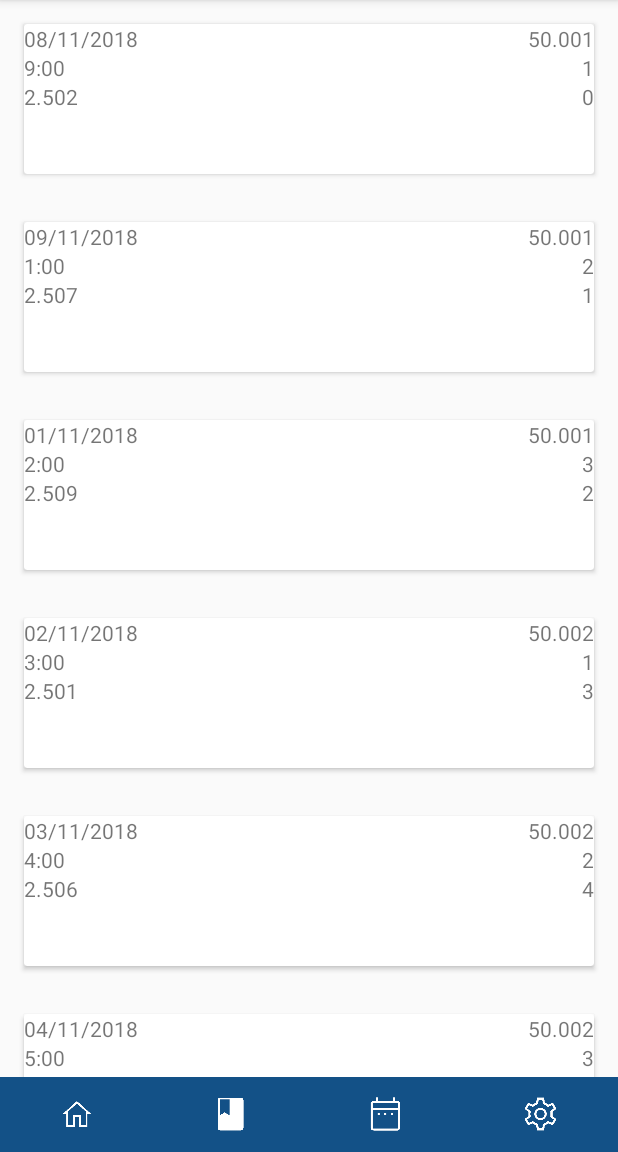
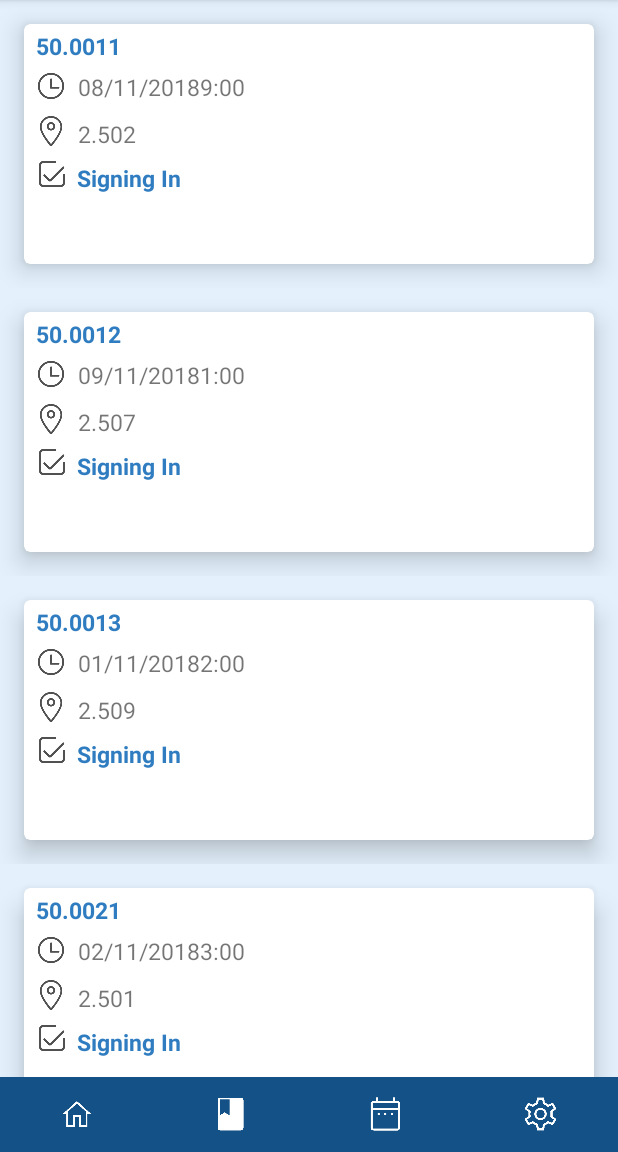
Before and after one commit to hsqzzpf/face_recognition_for_attendence, an Android app: the screen it shows after launch (MainActivity), item 2 of the bottom bar chosen, on a phone screen of 412 x 824 dp, the part 84-1236 px from its top. Run offline under Robolectric (Android 15) with nearby library versions, the phone set to English and light mode, and no system bars.

Commit message:
adapt change from L

```diff
--- a/teacher_end/app/src/main/java/com/example/wangtianduo/teacher_end/ClassAdapter.java
+++ b/teacher_end/app/src/main/java/com/example/wangtianduo/teacher_end/ClassAdapter.java
@@ -9,6 +9,7 @@ import android.view.View;
 import android.view.ViewGroup;
 import android.widget.ImageView;
 import android.widget.TextView;
+
 
 
 public class ClassAdapter extends RecyclerView.Adapter<ClassAdapter.ClassViewHolder>{
@@ -39,11 +40,8 @@ public class ClassAdapter extends RecyclerView.Adapter<ClassAdapter.ClassViewHol
     public void onBindViewHolder(@NonNull ClassViewHolder ClassViewHolder, int i) {
         ClassDbHelper.ClassData classData = ClassDbHelper.queryOneRow(i);
 
-        ClassViewHolder.textViewName.setText(classData.getName());
-        ClassViewHolder.textViewSession.setText(classData.getSession());
-        ClassViewHolder.textViewPosition.setText(Integer.toString(i));
-        ClassViewHolder.textViewDate.setText(classData.getDate());
-        ClassViewHolder.textViewTiming.setText(classData.getTiming());
+        ClassViewHolder.textViewClassName.setText((classData.getName()+classData.getSession()));
+        ClassViewHolder.textViewTime.setText(classData.getDate()+classData.getTiming());
         ClassViewHolder.textViewVenue.setText(classData.getVenue());
     }
 
@@ -57,21 +55,18 @@ public class ClassAdapter extends RecyclerView.Adapter<ClassAdapter.ClassViewHol
     //TODO 9.2 Complete the constructor to initialize the widgets
     class ClassViewHolder extends RecyclerView.ViewHolder{
 
-        public TextView textViewName;
-        public TextView textViewSession;
-        public TextView textViewPosition;
-        public TextView textViewDate;
-        public TextView textViewTiming;
+        public TextView textViewClassName;
+        public TextView textViewTime;
         public TextView textViewVenue;
+        public TextView textViewSignInStatus;
+
 
         public ClassViewHolder(View view){
             super(view);
-            textViewName = view.findViewById(R.id.cardViewTextName);
-            textViewSession = view.findViewById(R.id.cardViewTextDescription);
-            textViewPosition = view.findViewById(R.id.cardViewTextCount);
-            textViewDate = view.findViewById(R.id.cardViewTextDate);
-            textViewTiming = view.findViewById(R.id.cardViewTextTiming);
-            textViewVenue = view.findViewById(R.id.cardViewTextVenue);
+            textViewClassName = view.findViewById(R.id.cardViewTextName);
+            textViewTime = view.findViewById(R.id.cardViewTime);
+            textViewVenue = view.findViewById(R.id.cardViewVenue);
+            textViewSignInStatus = view.findViewById(R.id.cardViewSignInStatus);
 
         }
 
--- a/teacher_end/app/src/main/res/layout/layout.xml
+++ b/teacher_end/app/src/main/res/layout/layout.xml
@@ -2,18 +2,21 @@
 <RelativeLayout xmlns:android="http://schemas.android.com/apk/res/android"
     android:layout_width="match_parent"
     android:layout_height="wrap_content"
+    android:background="@color/background_blue"
     xmlns:app="http://schemas.android.com/apk/res-auto">
 
     <android.support.v7.widget.CardView
         android:id="@+id/cardViewItem"
         app:cardPreventCornerOverlap="false"
-        cardCornerRadius="5dp"
-        cardMaxElevation="1dp"
-        cardElevation="1dp"
-        cardUseCompatPadding="true"
+        app:cardCornerRadius="4dp"
+        app:cardMaxElevation="10dp"
+        app:cardElevation="10dp"
+        app:cardUseCompatPadding="false"
         android:layout_width="match_parent"
-        android:layout_height="100dp"
-        android:layout_margin="16dp">
+        android:layout_height="160dp"
+        android:layout_margin="16dp"
+        cardBackgroundColor="#ffffff"
+        >
 
         <RelativeLayout
             android:id="@+id/ard"
@@ -25,53 +28,84 @@
             android:layout_width="wrap_content"
             android:layout_height="wrap_content" />
 
-
             <TextView
             android:id="@+id/cardViewTextName"
-                android:text="Name position"
+            android:text="50.001 Introduction to Information System and Programmming"
+            android:textSize="15sp"
+            android:textStyle="bold"
+            android:textColor="@color/medium_blue"
+            android:paddingLeft="8dp"
+            android:paddingRight="8dp"
+            android:layout_marginTop="4dp"
+
             android:layout_width="wrap_content"
-                android:layout_height="wrap_content"
-                android:layout_alignParentEnd="true"
-                android:layout_alignParentRight="true" />
+            android:layout_height="wrap_content"/>
 
+            <ImageView
+            android:id="@+id/icon_time"
+            android:layout_width="20dp"
+            android:layout_height="20dp"
+            android:layout_below="@+id/cardViewTextName"
+            android:layout_alignParentLeft="true"
+            android:layout_marginTop="6dp"
+            android:layout_marginLeft="8dp"
+            android:src="@drawable/icon_time" />
             <TextView
-                android:id="@+id/cardViewTextDescription"
-                android:text="Description position"
-                android:layout_width="wrap_content"
-                android:layout_height="wrap_content"
-                android:layout_alignParentEnd="true"
-                android:layout_alignParentRight="true"
-                android:layout_below="@id/cardViewTextName" />
-
-            <TextView
-                android:id="@+id/cardViewTextCount"
-                android:text="Count position"
-                android:layout_alignParentEnd="true"
-                android:layout_alignParentRight="true"
-                android:layout_below="@id/cardViewTextDescription"
+            android:id="@+id/cardViewTime"
+            android:text="9:30-11:00, 25th October, Thur."
+            android:textSize="15sp"
+            android:paddingLeft="8dp"
+            android:paddingRight="8dp"
+            android:paddingVertical="6dp"
+            android:layout_below="@+id/cardViewTextName"
+            android:layout_toRightOf="@+id/icon_time"
             android:layout_width="wrap_content"
             android:layout_height="wrap_content" />
 
+            <ImageView
+            android:id="@+id/icon_venue"
+            android:layout_width="20dp"
+            android:layout_height="20dp"
+            android:layout_below="@+id/icon_time"
+            android:layout_alignParentLeft="true"
+            android:layout_marginTop="10dp"
+            android:layout_marginLeft="8dp"
+            android:src="@drawable/icon_venue" />
             <TextView
-                android:id="@+id/cardViewTextDate"
-                android:text="Date"
+            android:id="@+id/cardViewVenue"
+            android:text="2.505, SUTD"
+            android:textSize="15sp"
+            android:paddingLeft="8dp"
+            android:paddingRight="8dp"
+            android:paddingVertical="4dp"
+            android:layout_below="@+id/cardViewTime"
+            android:layout_toRightOf="@+id/icon_venue"
             android:layout_width="wrap_content"
             android:layout_height="wrap_content" />
 
+            <ImageView
+            android:id="@+id/icon_signin"
+            android:layout_width="17dp"
+            android:layout_height="17dp"
+            android:layout_below="@+id/icon_venue"
+            android:layout_alignParentLeft="true"
+            android:layout_marginTop="10dp"
+            android:layout_marginLeft="10dp"
+            android:src="@drawable/icon_sign" />
             <TextView
-                android:id="@+id/cardViewTextTiming"
-                android:text="Timing"
+            android:id="@+id/cardViewSignInStatus"
+            android:text="Signing In"
+            android:textSize="15sp"
+            android:textStyle="bold"
+            android:textColor="@color/medium_blue"
+            android:paddingLeft="8dp"
+            android:paddingRight="8dp"
+            android:paddingVertical="4dp"
+            android:layout_below="@+id/cardViewVenue"
+            android:layout_toRightOf="@+id/icon_signin"
             android:layout_width="wrap_content"
-                android:layout_height="wrap_content"
-                android:layout_below="@+id/cardViewTextDate"/>
+            android:layout_height="wrap_content" />
 
-            <TextView
-                android:id="@+id/cardViewTextVenue"
-                android:text="venue"
-                android:layout_below="@id/cardViewTextTiming"
-                android:layout_width="wrap_content"
-                android:layout_height="wrap_content"
-                android:layout_alignParentBottom="true"/>
 
         </RelativeLayout>
 
--- a/teacher_end/app/src/main/res/values/colors.xml
+++ b/teacher_end/app/src/main/res/values/colors.xml
@@ -3,4 +3,9 @@
     <color name="colorPrimary">#3F51B5</color>
     <color name="colorPrimaryDark">#303F9F</color>
     <color name="colorAccent">#FF4081</color>
+    <color name="yellow">#FFFFE0</color>
+    <color name="orange">#fbb040</color>
+    <color name="ocean_dark">#5F9EA0</color>
+    <color name="background_blue">#e4f1fd</color>
+    <color name="medium_blue">#2f7dc0</color>
 </resources>
```
Also changed, not shown: teacher_end/app/src/main/res/drawable/icon_sign.png (added), teacher_end/app/src/main/res/drawable/icon_time.png (added), teacher_end/app/src/main/res/drawable/icon_venue.png (added). Lines whose indentation alone changed are shown as unchanged.
